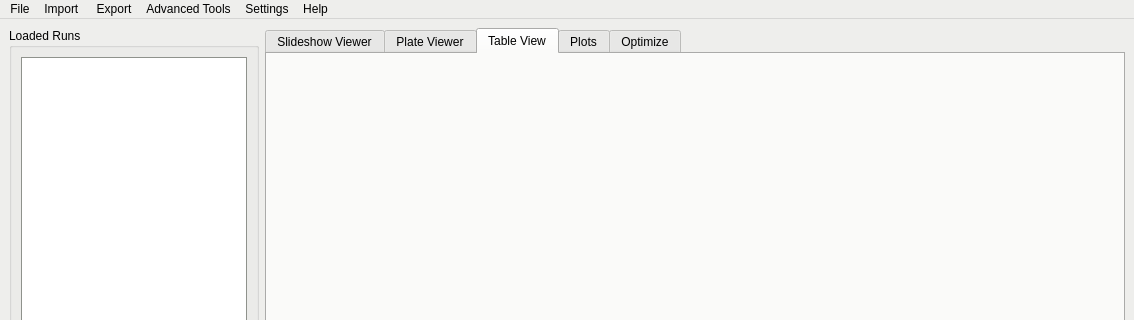
The window that pyqt_designer/main_window.ui (Hauptman-Woodward/Marco_Polo) describes before a commit, drawn with Qt 5; both pictures show x 0 to 1134 and y 0 to 320 of the 1134 by 633 pixel window.
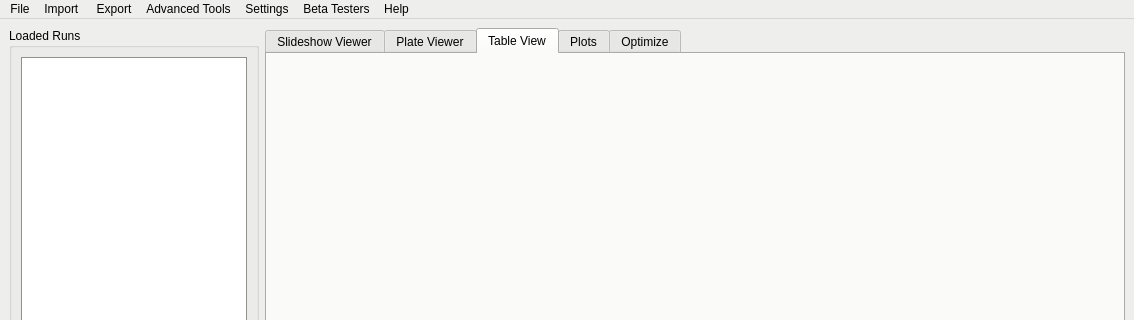
The same window after the commit. Custom widgets are drawn as their Qt base class.

The edit to the form file:
```diff
--- a/pyqt_designer/main_window.ui
+++ b/pyqt_designer/main_window.ui
@@ -1654,11 +1654,18 @@
     <addaction name="separator"/>
     <addaction name="actionRemove_Run"/>
    </widget>
+   <widget class="QMenu" name="menuBeta_Testers">
+    <property name="title">
+     <string>Beta Testers</string>
+    </property>
+    <addaction name="actionBeta_Tester_s_Guide"/>
+   </widget>
    <addaction name="menuFile"/>
    <addaction name="menuImport"/>
    <addaction name="menuExport"/>
    <addaction name="menuAdvanced_Tools"/>
    <addaction name="menuSettings"/>
+   <addaction name="menuBeta_Testers"/>
    <addaction name="menuHelp"/>
   </widget>
   <widget class="QStatusBar" name="statusbar"/>
```
Left out of the diff: 5 changed lines with no effect on the pictures.
